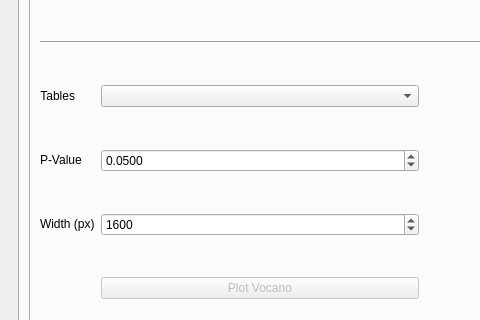
The window that utils/MetaX_GUI/MainWindow.ui (byemaxx/MetaX) describes before a commit, drawn with Qt 5; both pictures show x 0 to 480 and y 282 to 602 of the 1107 by 684 pixel window.
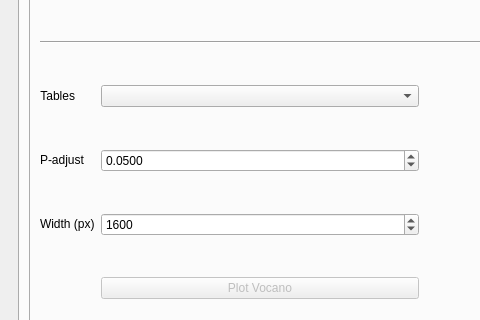
The same window after the commit. The open tabs and pages were chosen to show the change.

Commit message: modified:   utils/MetaX_GUI/Ui_MainWindow.py     change 'p-avalue' to 'p-adjust' in deseq2

```diff
--- a/utils/MetaX_GUI/MainWindow.ui
+++ b/utils/MetaX_GUI/MainWindow.ui
@@ -2520,7 +2520,7 @@
                    </sizepolicy>
                   </property>
                   <property name="text">
-                   <string>P-Value</string>
+                   <string>P-adjust</string>
                   </property>
                   <property name="alignment">
                    <set>Qt::AlignLeading|Qt::AlignLeft|Qt::AlignVCenter</set>
```
The commit also changes 1 other file.
